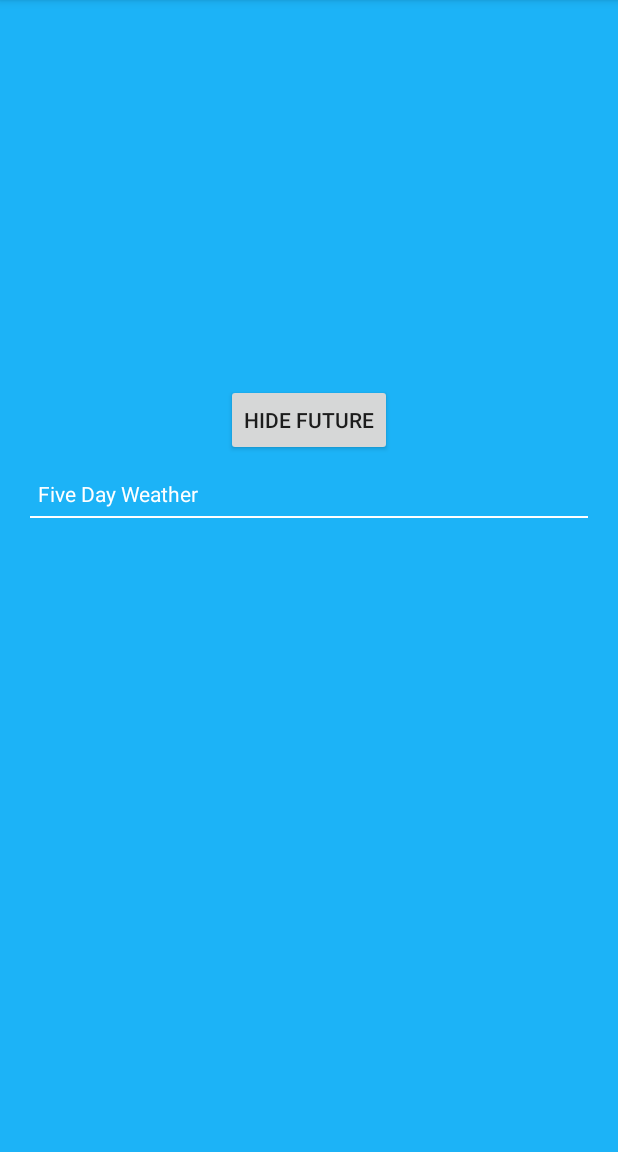
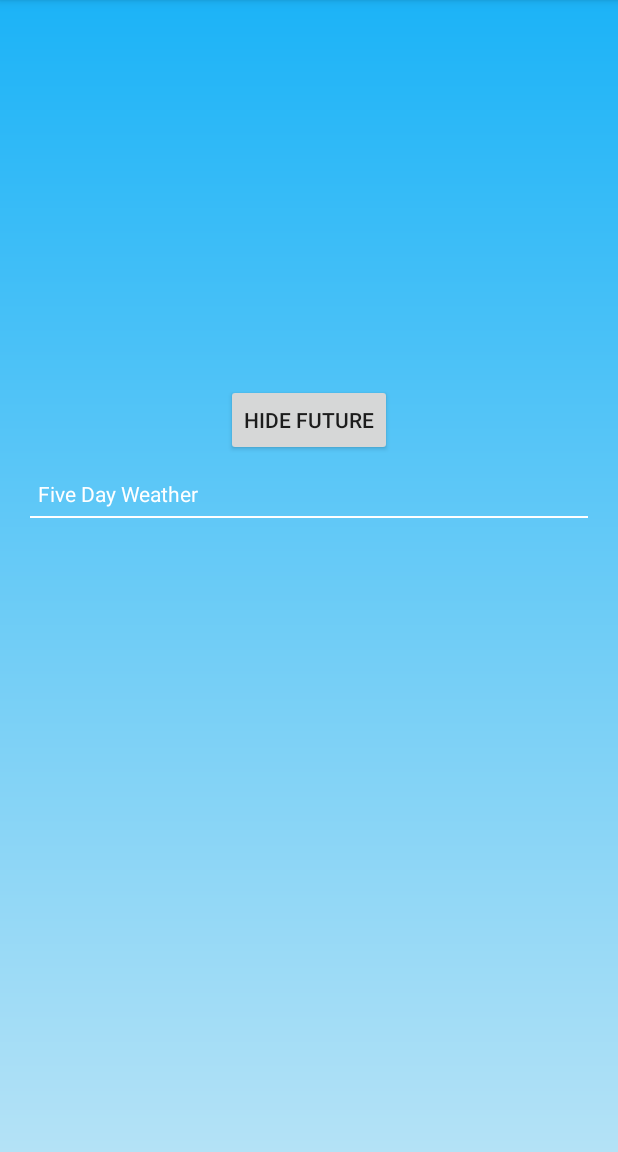
Before and after one commit to vivekashwinraman/WeatherAppTwitter, an Android app: the screen it shows after launch (MainActivity), after a tap on "SHOW FUTURE", on a phone screen of 412 x 824 dp, the part 84-1236 px from its top. Run offline under Robolectric (Android 15) with nearby library versions, the phone set to English and light mode, and no system bars; libraries missing offline, so code that uses them is left out: retrofit2.adapter.rxjava, rx.android.schedulers, rx.schedulers, rx.subscriptions; 10 statements that could not run were skipped.

Commit message:
more aesthetics

```diff
--- a/app/src/main/java/com/twitter/challenge/activity/MainActivity.java
+++ b/app/src/main/java/com/twitter/challenge/activity/MainActivity.java
@@ -1,6 +1,5 @@
 package com.twitter.challenge.activity;
 
-import android.media.Image;
 import android.os.Bundle;
 import android.support.v7.app.AppCompatActivity;
 import android.support.v7.widget.GridLayoutManager;
@@ -8,7 +7,6 @@ import android.support.v7.widget.RecyclerView;
 import android.util.Log;
 import android.view.View;
 import android.widget.Button;
-import android.widget.ImageButton;
 import android.widget.ImageView;
 import android.widget.TextView;
 import android.widget.Toast;
@@ -19,8 +17,6 @@ import com.twitter.challenge.model.WeatherCondition;
 import com.twitter.challenge.network.WeatherClient;
 import com.twitter.challenge.network.WeatherInterface;
 import com.twitter.challenge.utils.TemperatureConverter;
-
-import org.w3c.dom.Text;
 
 import java.util.ArrayList;
 
--- /dev/null
+++ b/app/src/main/res/drawable/gradient.xml
@@ -0,0 +1,7 @@
+<shape xmlns:android="http://schemas.android.com/apk/res/android"
+    android:shape="rectangle">
+    <gradient
+        android:startColor="@color/weather_blue_start"
+        android:endColor="@color/weather_blue_end"
+        android:angle="-270" />
+</shape>
--- a/app/src/main/res/layout/activity_main.xml
+++ b/app/src/main/res/layout/activity_main.xml
@@ -6,7 +6,7 @@
     android:layout_width="match_parent"
     android:layout_height="match_parent"
     android:orientation="vertical"
-    android:background="@color/weather_blue"
+    android:background="@drawable/gradient"
     android:padding="20dp">
 
     <TextView
--- a/app/src/main/res/values/colors.xml
+++ b/app/src/main/res/values/colors.xml
@@ -20,7 +20,8 @@
     <item name="gray" type="color">#BDBDBD</item>
     <item name="light_gray" type="color">#D3D3D3</item>
     <item name="very_light_gray" type="color">#F1F1F1</item>
-    <item name="weather_blue" type="color">#1CB3F7</item>
+    <item name="weather_blue_start" type="color">#1CB3F7</item>
+    <item name="weather_blue_end" type="color">#b4e2f6</item>
 
     <integer-array name="androidcolors">
         <item>@color/blue</item>
```
